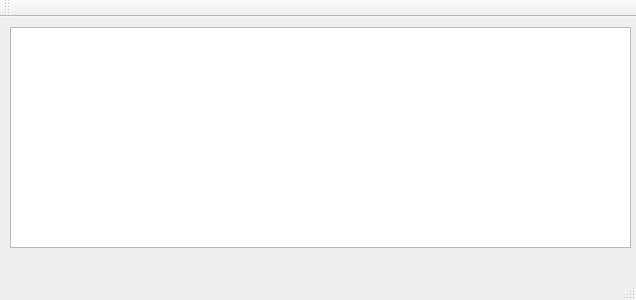
Old version of the form mainwindow.ui in the repository sas26031962/Sqlite_Example0.
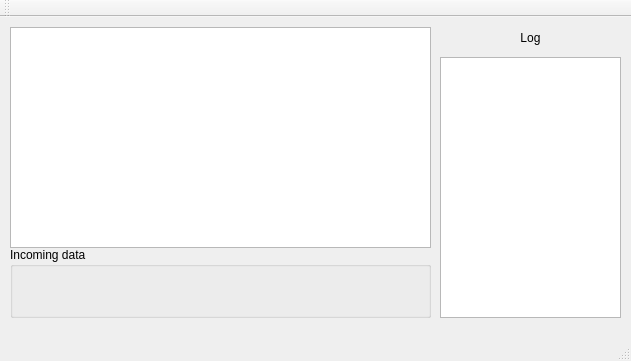
New version of the form.

The edit to the form file:
```diff
--- a/mainwindow.ui
+++ b/mainwindow.ui
@@ -6,8 +6,8 @@
    <rect>
     <x>0</x>
     <y>0</y>
-    <width>636</width>
-    <height>300</height>
+    <width>631</width>
+    <height>361</height>
    </rect>
   </property>
   <property name="windowTitle">
@@ -19,11 +19,50 @@
      <rect>
       <x>10</x>
       <y>10</y>
-      <width>621</width>
+      <width>421</width>
       <height>221</height>
      </rect>
     </property>
    </widget>
+   <widget class="QLabel" name="labelLogCaption">
+    <property name="geometry">
+     <rect>
+      <x>440</x>
+      <y>10</y>
+      <width>181</width>
+      <height>21</height>
+     </rect>
+    </property>
+    <property name="text">
+     <string>Log</string>
+    </property>
+    <property name="alignment">
+     <set>Qt::AlignCenter</set>
+    </property>
+   </widget>
+   <widget class="QTextBrowser" name="textBrowserLog">
+    <property name="geometry">
+     <rect>
+      <x>440</x>
+      <y>40</y>
+      <width>181</width>
+      <height>261</height>
+     </rect>
+    </property>
+   </widget>
+   <widget class="QGroupBox" name="groupBoxIncoming">
+    <property name="geometry">
+     <rect>
+      <x>10</x>
+      <y>230</y>
+      <width>421</width>
+      <height>71</height>
+     </rect>
+    </property>
+    <property name="title">
+     <string>Incoming data</string>
+    </property>
+   </widget>
   </widget>
   <widget class="QMenuBar" name="menuBar">
    <property name="geometry">
```
Left out of the diff: 2 changed lines with no effect on the pictures.
